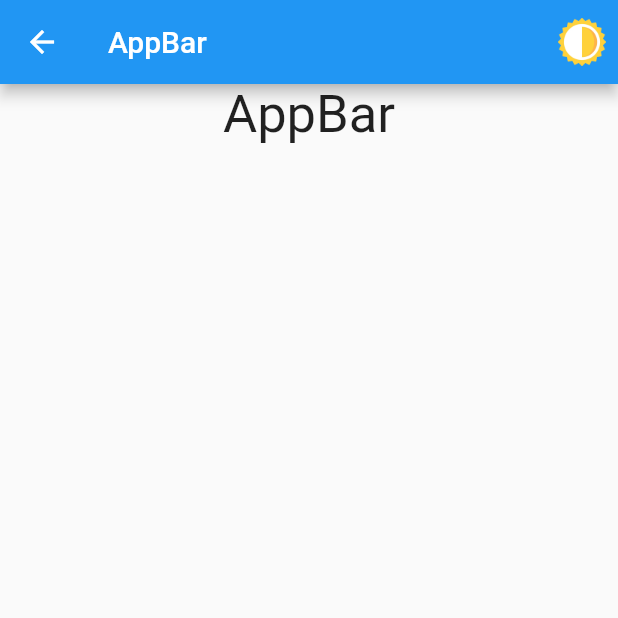
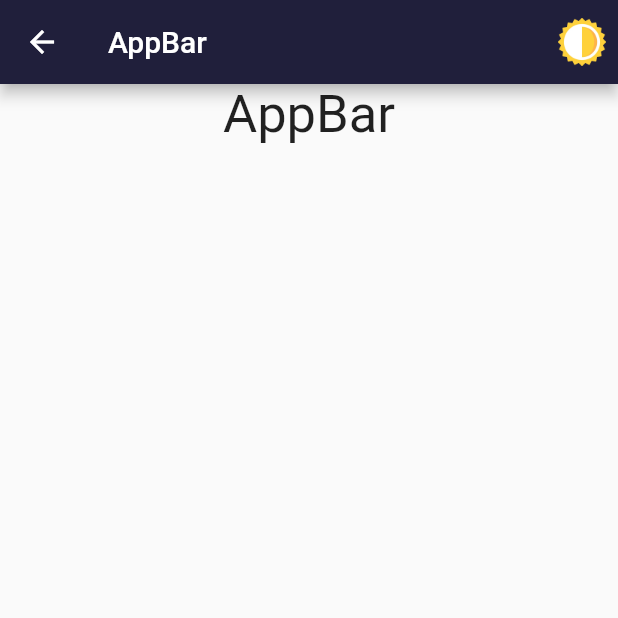
Before and after one commit to shindonghwi/flutter_sognora_factory, a Flutter app: the WebPageHome screen opened directly, on a phone screen of 412 x 824 dp, the top half of it. Run offline on Flutter 3.47's test engine with Material 2 defaults, Android fonts, the phone set to English and light mode, and no system bars; our stand-ins replace shared_preferences; accounts and stored records are empty.

Commit message:
fix: theme color change

```diff
--- a/lib/values/theme.dart
+++ b/lib/values/theme.dart
@@ -1,14 +1,17 @@
 import 'package:flutter/material.dart';
 
 final darkTheme = ThemeData(
-  primaryColor: const Color.fromARGB(255, 33, 31, 59),
   brightness: Brightness.dark,
-  dividerColor: Colors.black12,
-
+  appBarTheme: const AppBarTheme(
+    backgroundColor: Color(0xFF201f3b),
+    foregroundColor: Colors.white,
+  ),
 );
 
 final lightTheme = ThemeData(
-  primaryColor: Colors.white,
   brightness: Brightness.light,
-  dividerColor: Colors.white54,
+  appBarTheme: const AppBarTheme(
+    backgroundColor: Color(0xFF201f3b),
+    foregroundColor: Colors.white,
+  ),
 );
```
